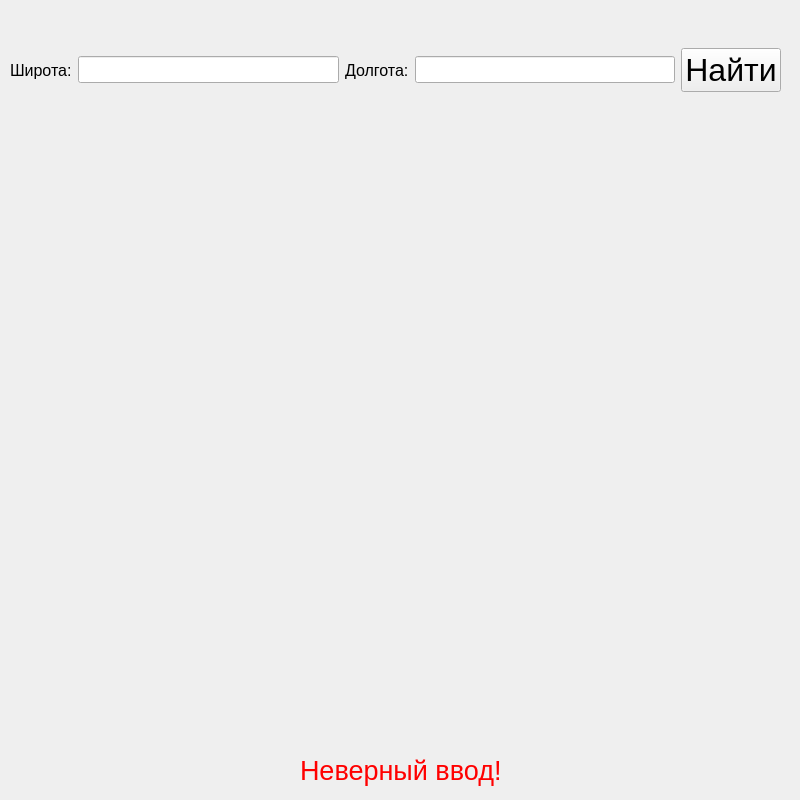
Before: the Qt Designer form uic/map.ui in Serafaz/miniProject, drawn with Qt 5.
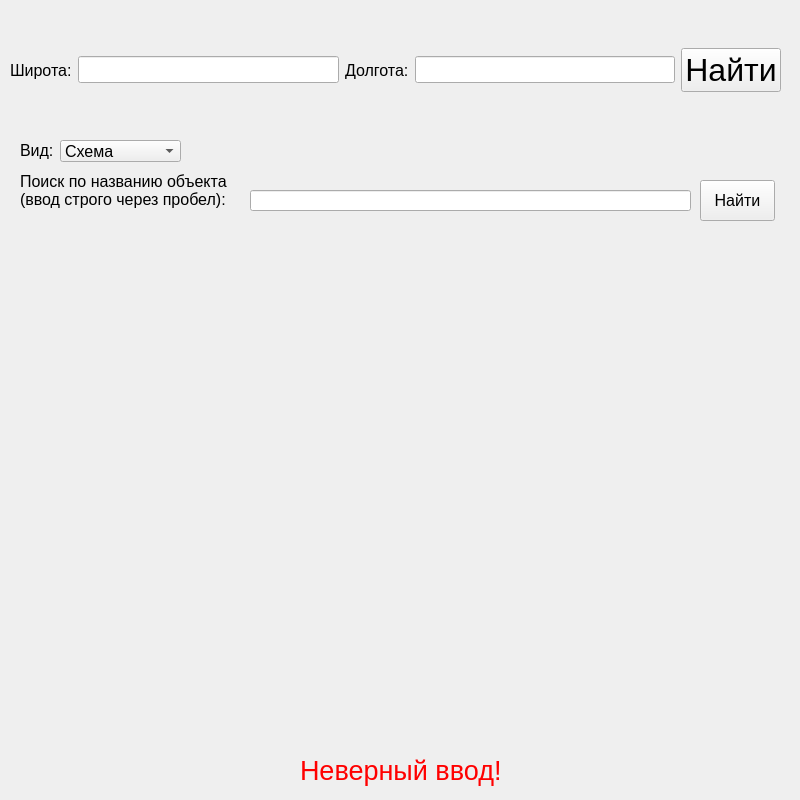
After: the same form once the commit is applied.

Patch:
```diff
--- a/uic/map.ui
+++ b/uic/map.ui
@@ -207,6 +207,101 @@
     <string>Неверный ввод!</string>
    </property>
   </widget>
+  <widget class="QComboBox" name="layer_comboBox">
+   <property name="geometry">
+    <rect>
+     <x>60</x>
+     <y>140</y>
+     <width>121</width>
+     <height>22</height>
+    </rect>
+   </property>
+   <property name="font">
+    <font>
+     <pointsize>12</pointsize>
+    </font>
+   </property>
+   <item>
+    <property name="text">
+     <string>Схема</string>
+    </property>
+   </item>
+   <item>
+    <property name="text">
+     <string>Спутник</string>
+    </property>
+   </item>
+   <item>
+    <property name="text">
+     <string>Гибрид</string>
+    </property>
+   </item>
+  </widget>
+  <widget class="QLabel" name="label_3">
+   <property name="geometry">
+    <rect>
+     <x>20</x>
+     <y>140</y>
+     <width>51</width>
+     <height>21</height>
+    </rect>
+   </property>
+   <property name="font">
+    <font>
+     <pointsize>12</pointsize>
+    </font>
+   </property>
+   <property name="text">
+    <string>Вид:</string>
+   </property>
+  </widget>
+  <widget class="QLineEdit" name="input_name_lineEdit">
+   <property name="geometry">
+    <rect>
+     <x>250</x>
+     <y>190</y>
+     <width>441</width>
+     <height>21</height>
+    </rect>
+   </property>
+  </widget>
+  <widget class="QLabel" name="label_4">
+   <property name="geometry">
+    <rect>
+     <x>20</x>
+     <y>170</y>
+     <width>231</width>
+     <height>41</height>
+    </rect>
+   </property>
+   <property name="font">
+    <font>
+     <pointsize>12</pointsize>
+    </font>
+   </property>
+   <property name="text">
+    <string>Поиск по названию объекта
+(ввод строго через пробел):</string>
+   </property>
+  </widget>
+  <widget class="QPushButton" name="search_name_pushButton">
+   <property name="geometry">
+    <rect>
+     <x>700</x>
+     <y>180</y>
+     <width>75</width>
+     <height>41</height>
+    </rect>
+   </property>
+   <property name="font">
+    <font>
+     <pointsize>12</pointsize>
+    </font>
+   </property>
+   <property name="text">
+    <string>Найти</string>
+   </property>
+  </widget>
  </widget>
  <resources/>
  <connections/>
```
